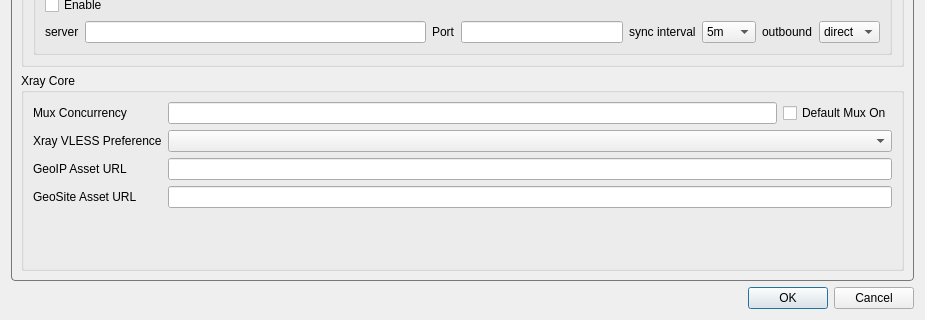
Qt form include/ui/setting/dialog_basic_settings.ui (0-Kutya-0/Throne) before a commit; both pictures show x 0 to 925 and y 235 to 555 of the 925 by 555 pixel window.
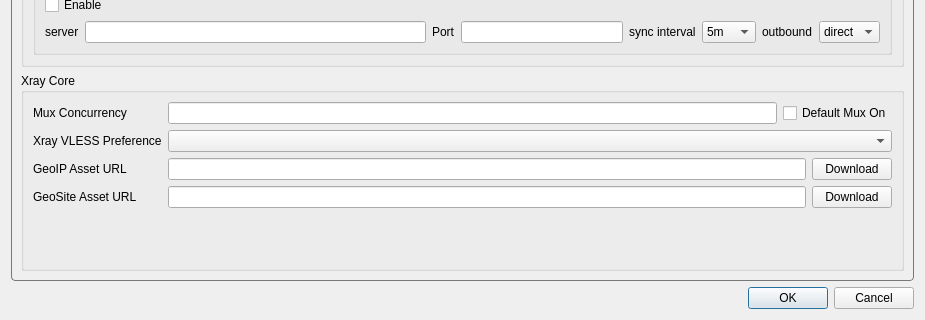
The same form after that commit. The open tabs and pages were chosen to show the change. Custom widgets are drawn as their Qt base class.

Commit message: improve Xray geo asset download

Diff of the .ui file:
```diff
--- a/include/ui/setting/dialog_basic_settings.ui
+++ b/include/ui/setting/dialog_basic_settings.ui
@@ -1353,7 +1353,35 @@
            </widget>
           </item>
           <item row="2" column="1">
-           <widget class="QLineEdit" name="xray_geoip_url"/>
+           <widget class="QWidget" name="xray_geoip_url_row" native="true">
+            <layout class="QHBoxLayout" name="xray_geoip_url_layout">
+             <property name="leftMargin">
+              <number>0</number>
+             </property>
+             <property name="topMargin">
+              <number>0</number>
+             </property>
+             <property name="rightMargin">
+              <number>0</number>
+             </property>
+             <property name="bottomMargin">
+              <number>0</number>
+             </property>
+             <item>
+              <widget class="QLineEdit" name="xray_geoip_url"/>
+             </item>
+             <item>
+              <widget class="QPushButton" name="xray_geoip_download">
+               <property name="toolTip">
+                <string>Download geoip.dat now from the URL on the left</string>
+               </property>
+               <property name="text">
+                <string>Download</string>
+               </property>
+              </widget>
+             </item>
+            </layout>
+           </widget>
           </item>
           <item row="3" column="0">
            <widget class="QLabel" name="label_xray_geosite_url">
@@ -1366,7 +1394,35 @@
            </widget>
           </item>
           <item row="3" column="1">
-           <widget class="QLineEdit" name="xray_geosite_url"/>
+           <widget class="QWidget" name="xray_geosite_url_row" native="true">
+            <layout class="QHBoxLayout" name="xray_geosite_url_layout">
+             <property name="leftMargin">
+              <number>0</number>
+             </property>
+             <property name="topMargin">
+              <number>0</number>
+             </property>
+             <property name="rightMargin">
+              <number>0</number>
+             </property>
+             <property name="bottomMargin">
+              <number>0</number>
+             </property>
+             <item>
+              <widget class="QLineEdit" name="xray_geosite_url"/>
+             </item>
+             <item>
+              <widget class="QPushButton" name="xray_geosite_download">
+               <property name="toolTip">
+                <string>Download geosite.dat now from the URL on the left</string>
+               </property>
+               <property name="text">
+                <string>Download</string>
+               </property>
+              </widget>
+             </item>
+            </layout>
+           </widget>
           </item>
          </layout>
         </widget>
```
The commit also changes 6 other files.
